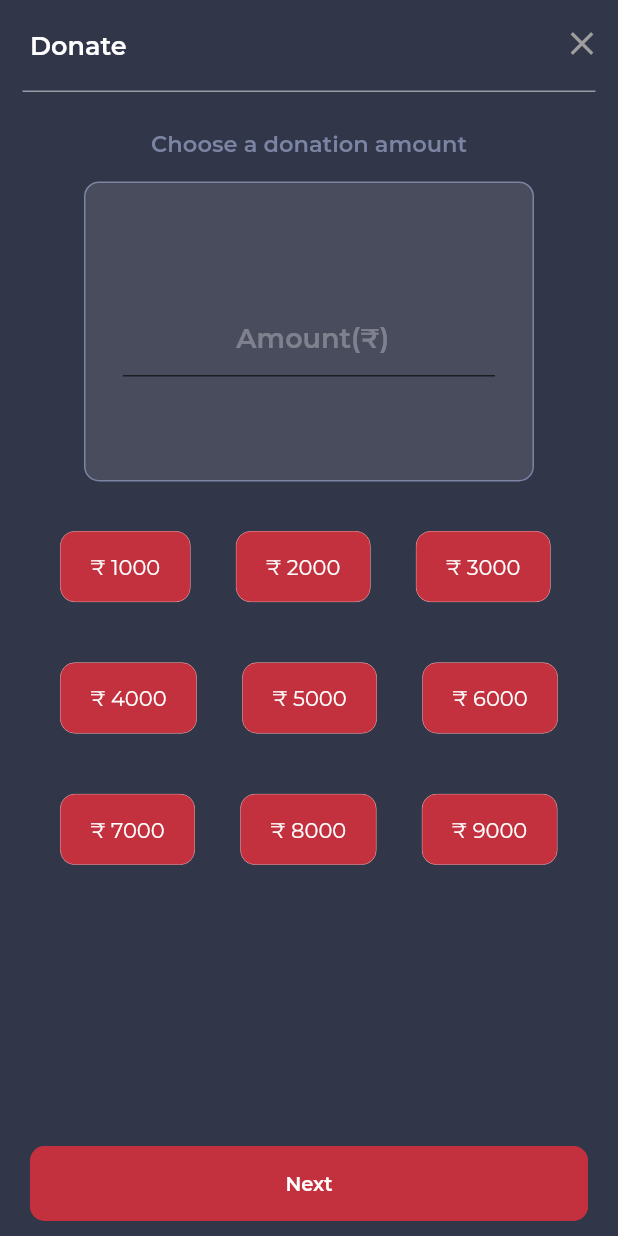
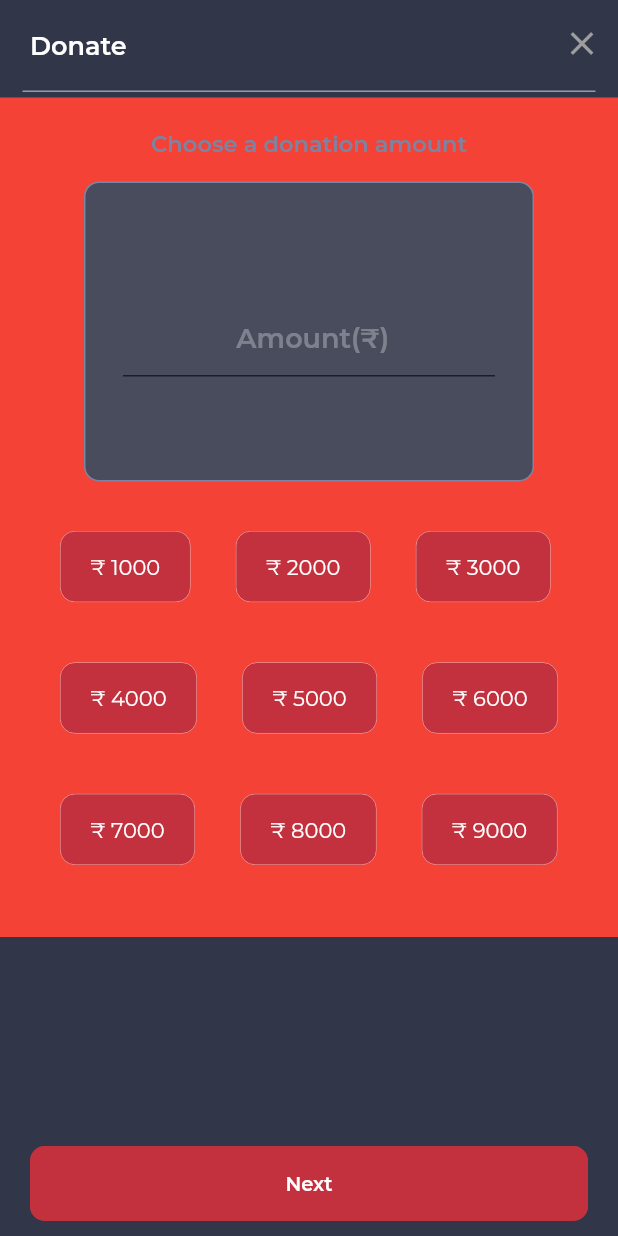
Before and after one commit to anjanamurugan41/ngoappFrontEnd, a Flutter app: the DonationAmountScreen screen opened directly, on a phone screen of 412 x 824 dp. Run offline on Flutter 3.47's test engine with Material 2 defaults, Android fonts, the phone set to English and light mode, and no system bars; our stand-ins replace badges, cached_network_image, country_code_picker, dio, file_picker, fluttertoast and 7 more; missing offline and left inert: flutter_webview_plugin, mime_type, onesignal_flutter, razorpay_flutter; accounts and stored records are empty.

Commit message:
anajna DonationAmountScreen.dart

```diff
--- a/lib/Screens/MakeDonation/DonationAmountScreen.dart
+++ b/lib/Screens/MakeDonation/DonationAmountScreen.dart
@@ -109,7 +109,7 @@ class _DonationAmountScreenState extends State<DonationAmountScreen> {
               },
               child: SingleChildScrollView(
                 child: Container(
-                  color: Colors.transparent,
+                  color: Colors.red,
                   padding: EdgeInsets.fromLTRB(10, 5, 10, 5),
                   child: Form(
                     key: _formKey,
```
